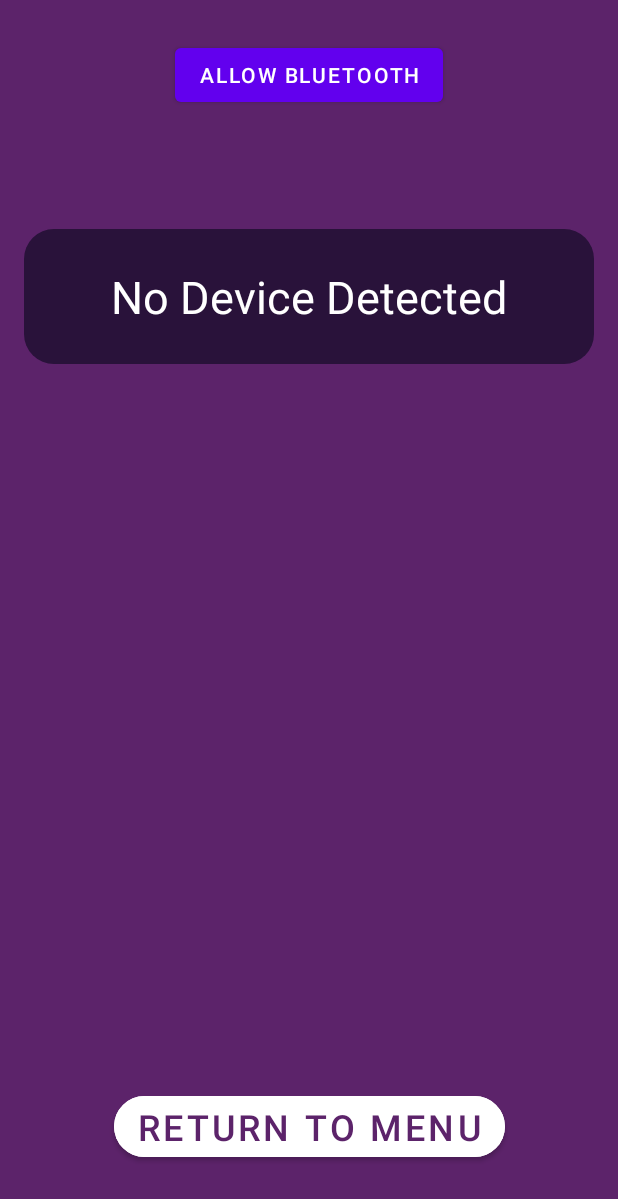
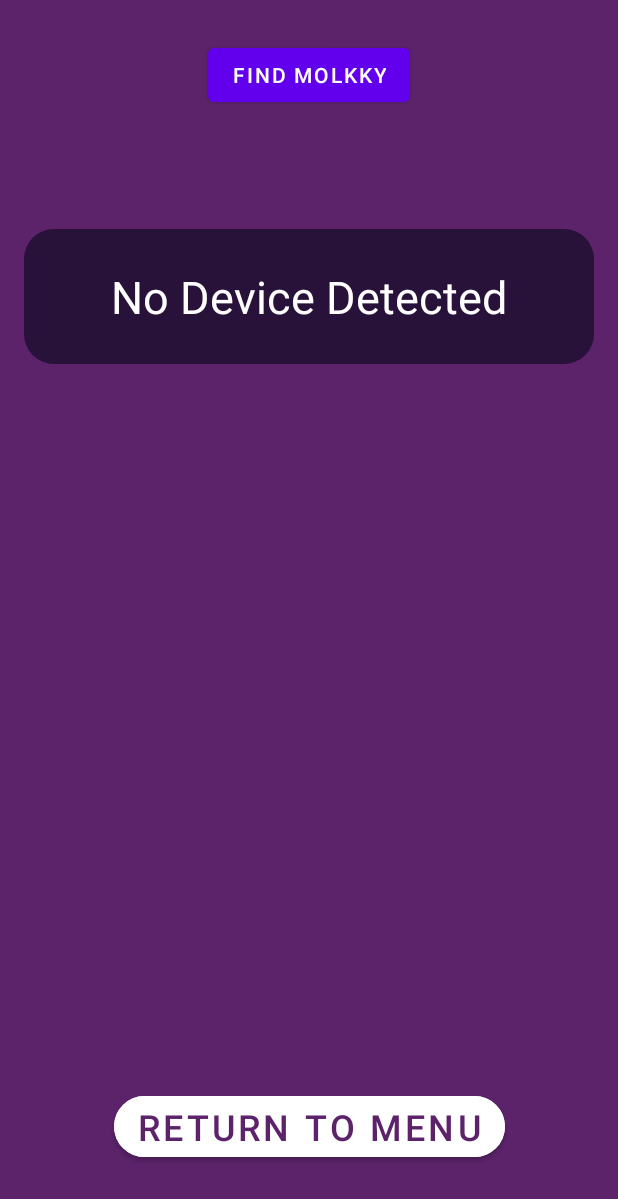
Before and after one commit to beliaran/PFE, an Android app: the SelectMolkky screen opened through its navigation route, on a phone screen of 412 x 824 dp. Shown: the top 1199 px of the screen. Run offline under Robolectric (Android 15) with nearby library versions, the phone set to English and light mode, and no system bars; our stand-ins replace navigation-ui.

Commit message:
[Correction] changement demande autorisation

```diff
--- a/LD/Android/app/src/main/res/layout/fragment_select_molkky.xml
+++ b/LD/Android/app/src/main/res/layout/fragment_select_molkky.xml
@@ -30,7 +30,7 @@
                 android:id="@+id/scanBLEBtn"
                 android:layout_width="wrap_content"
                 android:layout_height="wrap_content"
-                android:text="@string/allowBluetooth"
+                android:text="@string/FindMolkky"
                 app:layout_constraintBottom_toBottomOf="parent"
                 app:layout_constraintEnd_toEndOf="parent"
                 app:layout_constraintStart_toStartOf="parent"
--- a/LD/Android/app/src/main/res/values/strings.xml
+++ b/LD/Android/app/src/main/res/values/strings.xml
@@ -84,4 +84,5 @@
     <string name="allowBluetooth">Allow Bluetooth</string>
     <string name="deviceAnalyzedEmpty">No Device Detected</string>
     <string name="bluetoothNotSupported">Bluetooth is not supported on your smartphone</string>
+    <string name="FindMolkky">Find Molkky</string>
 </resources>
```
Also changed, not shown: LD/Android/app/src/main/java/fr/eseo/pfemolkky/service/bluetooth/BleDialogue.java (+9 -1 lines), LD/Android/app/src/main/java/fr/eseo/pfemolkky/ui/main/MainFragment.java (+34 -2 lines), LD/Android/app/src/main/java/fr/eseo/pfemolkky/ui/selectmolkky/SelectMolkky.java (+8 -19 lines), 1 other file.
